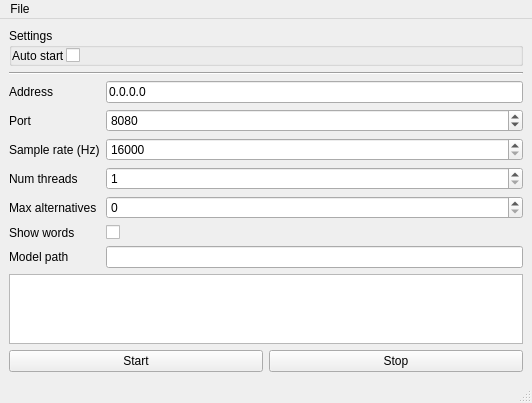
Before: the Qt Designer form src/application.ui in IlgarLunin/vosk-language-server, drawn with Qt 5.
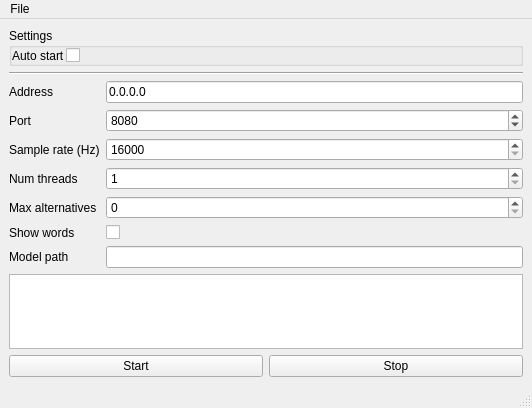
After: the same form once the commit is applied. Icons and pictures are not drawn.

Commit message: models download URL added

```diff
--- a/src/application.ui
+++ b/src/application.ui
@@ -7,7 +7,7 @@
     <x>0</x>
     <y>0</y>
     <width>532</width>
-    <height>385</height>
+    <height>408</height>
    </rect>
   </property>
   <property name="windowTitle">
```
Left out of the diff: 6 changed lines with no effect on the pictures. The commit also changes 2 other files.
